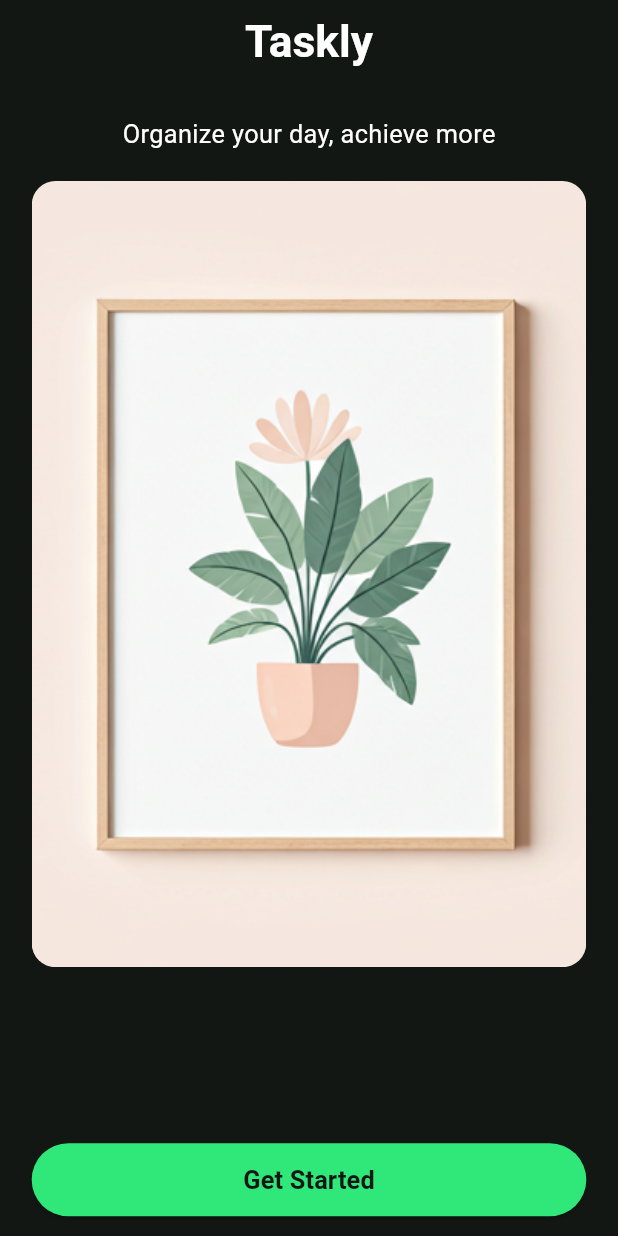
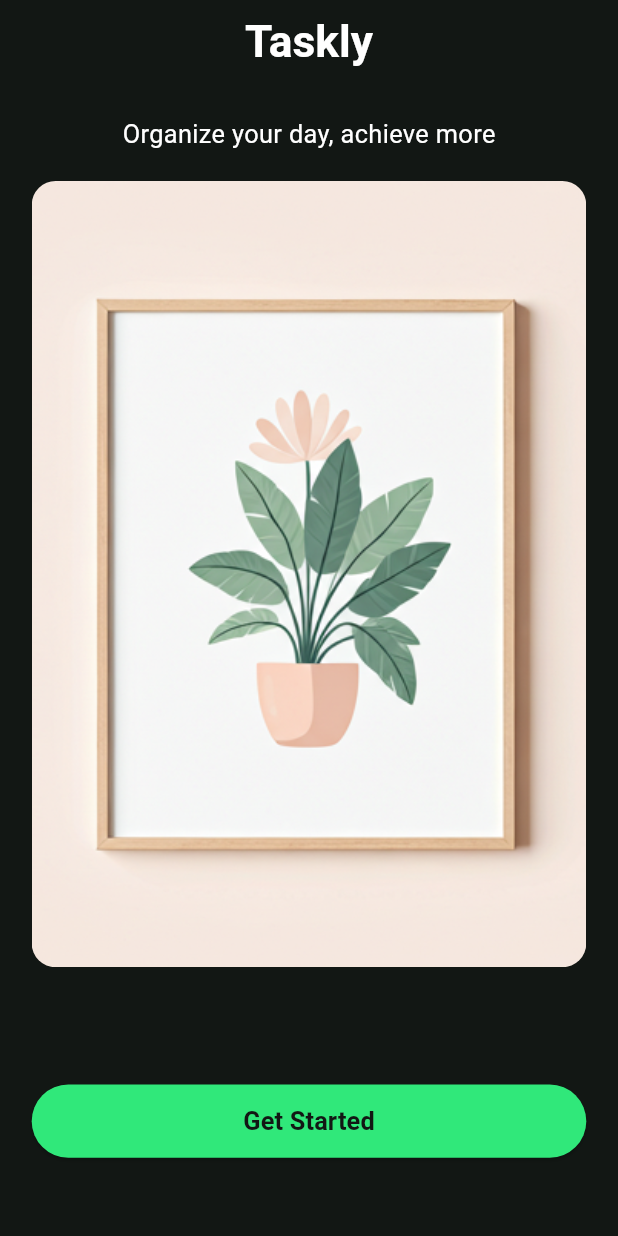
Before and after one commit to M7M0DPOP/mindset_level2_project, a Flutter app: the screen it shows after launch, on a phone screen of 412 x 824 dp. Run offline on Flutter 3.47's test engine with Material 3 defaults, Android fonts, the phone set to English and light mode, and no system bars; our stand-ins replace cached_network_image, cloud_firestore, firebase_auth, firebase_core, flutter_bloc, flutter_screenutil and 2 more; accounts and stored records are empty.

Commit message:
refactor: adjust spacing in login and onboarding pages for improved layout

```diff
--- a/lib/features/authentication/presentation/pages/onboarding_page.dart
+++ b/lib/features/authentication/presentation/pages/onboarding_page.dart
@@ -33,7 +33,6 @@ class OnboardingPage extends StatelessWidget {
               fontSize: 16,
               fontWeight: FontWeight.w400,
             ),
-
             ClipRRect(
               borderRadius: BorderRadiusGeometry.circular(16),
               child: Image.asset(
@@ -43,7 +42,7 @@ class OnboardingPage extends StatelessWidget {
                 height: 537.h,
               ),
             ),
-            SizedBox(width: double.infinity, height: 80.h),
+            SizedBox(width: double.infinity, height: 40.h),
             CustomElevatedButton(
               onPressed: () =>
                   Navigator.pushReplacementNamed(context, '/login'),
--- a/lib/features/authentication/presentation/pages/register_form.dart
+++ b/lib/features/authentication/presentation/pages/register_form.dart
@@ -173,7 +173,7 @@ class _RegisterFormState extends State<RegisterForm> {
               color: AppThemes.primaryColor,
             ),
           ),
-          SizedBox(height: 60.h),
+          SizedBox(height: 40.h),
           TextButton(
             onPressed: () {
               Navigator.pop(context);
```
Also changed, not shown: lib/features/authentication/presentation/pages/login_form.dart (+2 -5 lines).
